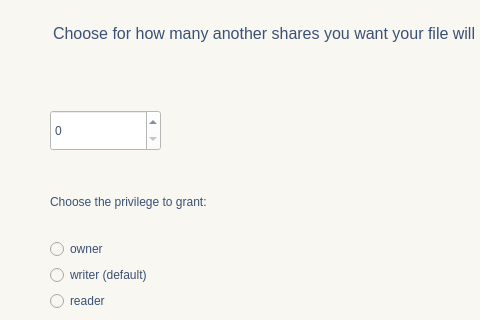
This is GUI/SymposiumGui/activecounterlink.ui in RickZack/Symposium as Qt 5 draws it before an edit; both pictures show x 0 to 480 and y 0 to 320 of the 670 by 480 pixel window. The edited form follows.
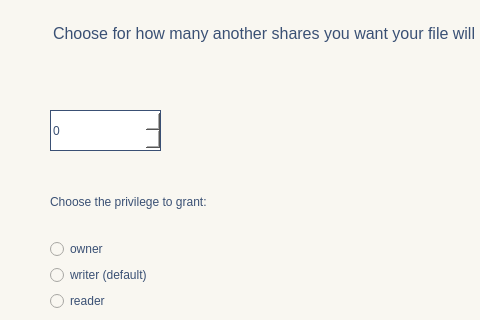
This is the edited form. Icons and pictures are not drawn.

```diff
--- a/GUI/SymposiumGui/activecounterlink.ui
+++ b/GUI/SymposiumGui/activecounterlink.ui
@@ -30,10 +30,21 @@
     </rect>
    </property>
    <property name="styleSheet">
-    <string notr="true">font: 17pt &quot;Baskerville Old Face&quot;;
+    <string notr="true">QSpinBox {
+border: 1px solid;
+font: 17pt &quot;Baskerville Old Face&quot;;
 color: rgb(58, 80, 116);
 border-color: rgb(58, 80, 116);
-background-color: white;</string>
+background-color: white;
+}
+QSpinBox::down-arrow {
+padding: 0px 4px 0px 4px;
+image: url(&quot;:/icon/down-arrow.png&quot;);
+ }
+QSpinBox::up-arrow {
+padding: 0px 4px 0px 4px;
+image: url(&quot;:/icon/up-arrow.png&quot;);
+ }</string>
    </property>
   </widget>
   <widget class="QPushButton" name="ok">
```
